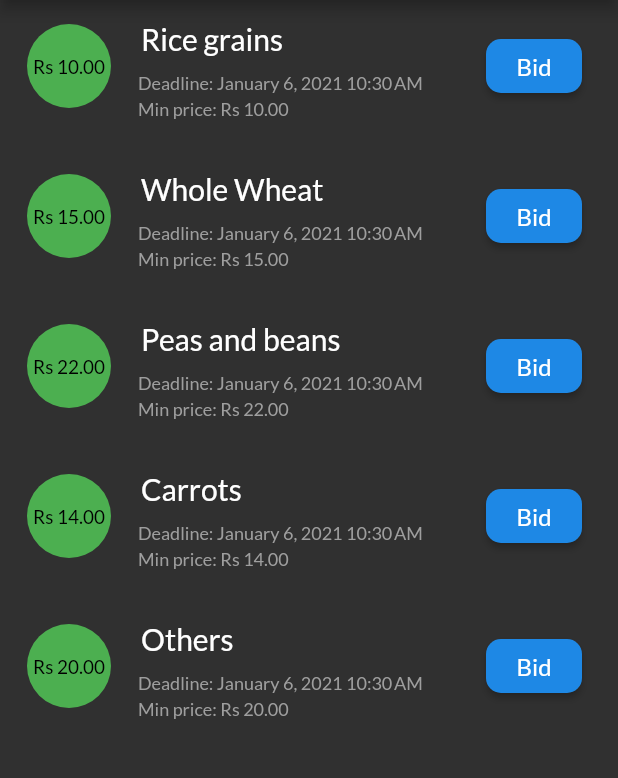
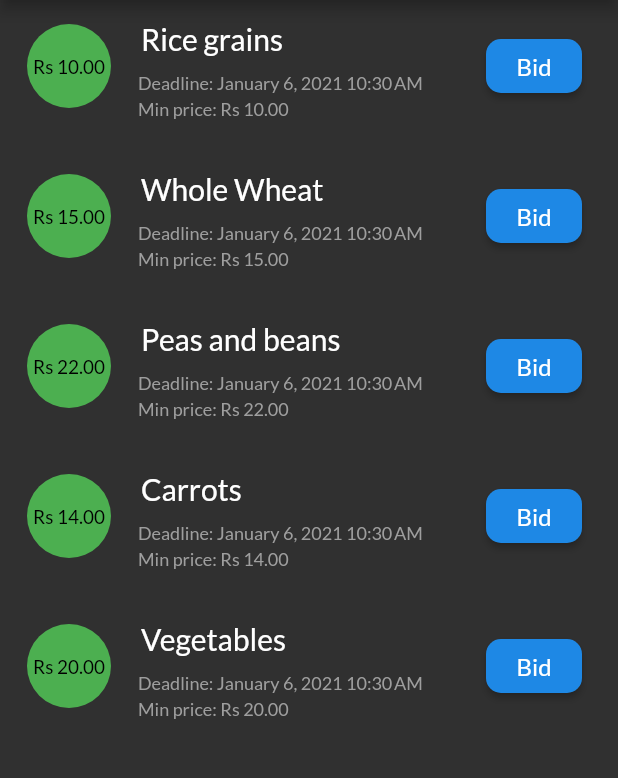
Before and after one commit to holadost/farmtotable, a Flutter app: the AuctionsOverviewScreen screen opened by its route, on a phone screen of 412 x 824 dp, the part 84-862 px from its top. Run offline on Flutter 3.47's test engine with Material 2 defaults, Android fonts, the phone set to English and light mode, and no system bars; network calls fail.

```diff
--- a/dart/farmtotable/frodo/lib/data/dummy_auctions.dart
+++ b/dart/farmtotable/frodo/lib/data/dummy_auctions.dart
@@ -2,6 +2,7 @@ import '../models/auction_item.dart';
 
 var DUMMY_AUCTIONS = <AuctionItem>[
   AuctionItem(
+      itemDescription: "Rice is the seed of the grass species Oryza glaberrima (African rice) or Oryza sativa (Asian rice). As a cereal grain, it is the most widely consumed staple food for a large part of the world's human population, especially in Asia and Africa. It is the agricultural commodity with the third-highest worldwide production (rice, 741.5 million tonnes in 2014), after sugarcane (1.9 billion tonnes) and maize (1.0 billion tonnes).",
       auctionID: 1,
       itemID: "Item1",
       itemName: "Rice grains",
@@ -10,6 +11,7 @@ var DUMMY_AUCTIONS = <AuctionItem>[
       auctionStartTime: DateTime.now(),
       minBid: 10.00),
   AuctionItem(
+      itemDescription: "Wheat is a grass widely cultivated for its seed, a cereal grain which is a worldwide staple food.[2][3][4] The many species of wheat together make up the genus Triticum; the most widely grown is common wheat (T. aestivum). The archaeological record suggests that wheat was first cultivated in the regions of the Fertile Crescent around 9600 BCE. Botanically, the wheat kernel is a type of fruit called a caryopsis.",
       auctionID: 2,
       itemID: "Item2",
       itemName: "Whole Wheat",
@@ -18,6 +20,7 @@ var DUMMY_AUCTIONS = <AuctionItem>[
       auctionStartTime: DateTime.now(),
       minBid: 15.00),
   AuctionItem(
+      itemDescription: "The pea is most commonly the small spherical seed or the seed-pod of the pod fruit Pisum sativum. Each pod contains several peas, which can be green or yellow. Botanically, pea pods are fruit,[2] since they contain seeds and develop from the ovary of a (pea) flower. The name is also used to describe other edible seeds from the Fabaceae such as the pigeon pea (Cajanus cajan), the cowpea (Vigna unguiculata), and the seeds from several species of Lathyrus.",
       auctionID: 3,
       itemID: "Item3",
       itemName: "Peas and beans",
@@ -26,6 +29,7 @@ var DUMMY_AUCTIONS = <AuctionItem>[
       auctionStartTime: DateTime.now(),
       minBid: 22.00),
   AuctionItem(
+      itemDescription: "The carrot (Daucus carota subsp. sativus) is a root vegetable, usually orange in color, though purple, black, red, white, and yellow cultivars exist.[2][3][4] They are a domesticated form of the wild carrot, Daucus carota, native to Europe and Southwestern Asia. The plant probably originated in Persia and was originally cultivated for its leaves and seeds. The most commonly eaten part of the plant is the taproot, although the stems and leaves are also eaten. The domestic carrot has been selectively bred for its greatly enlarged, more palatable, less woody-textured taproot.",
       auctionID: 4,
       itemID: "Item4",
       itemName: "Carrots",
@@ -34,9 +38,10 @@ var DUMMY_AUCTIONS = <AuctionItem>[
       auctionStartTime: DateTime.now(),
       minBid: 14.00),
   AuctionItem(
+      itemDescription: "Vegetables are parts of plants that are consumed by humans or other animals as food. The original meaning is still commonly used and is applied to plants collectively to refer to all edible plant matter, including the flowers, fruits, stems, leaves, roots, and seeds. The alternate definition of the term is applied somewhat arbitrarily, often by culinary and cultural tradition. It may exclude foods derived from some plants that are fruits, flowers, nuts, and cereal grains, but include savoury fruits such as tomatoes and courgettes, flowers such as broccoli, and seeds such as pulses.",
       auctionID: 5,
       itemID: "Item5",
-      itemName: "Others",
+      itemName: "Vegetables",
       itemQty: 500,
       auctionDurationSecs: Duration(seconds: 3600),
       auctionStartTime: DateTime.now(),
--- a/dart/farmtotable/frodo/lib/models/auction_item.dart
+++ b/dart/farmtotable/frodo/lib/models/auction_item.dart
@@ -4,12 +4,14 @@ class AuctionItem {
   final int auctionID;
   final String itemID;
   final String itemName;
+  final String itemDescription;
   final int itemQty;
   final DateTime auctionStartTime;
   final Duration auctionDurationSecs;
   final double minBid;
 
   AuctionItem({
+    @required this.itemDescription,
     @required this.auctionID,
     @required this.itemID,
     @required this.itemName,
```
Also changed, not shown: dart/farmtotable/frodo/lib/screens/item_auction_screen.dart (+57 -4 lines), dart/farmtotable/frodo/pubspec.yaml (+28 -0 lines), dart/farmtotable/frodo/assets/fonts/OpenSans-Bold.ttf (added), dart/farmtotable/frodo/assets/fonts/OpenSans-Regular.ttf (added), dart/farmtotable/frodo/assets/fonts/Quicksand-Bold.ttf (added), dart/farmtotable/frodo/assets/fonts/Quicksand-Light.ttf (added), dart/farmtotable/frodo/assets/fonts/Quicksand-Medium.ttf (added), dart/farmtotable/frodo/assets/fonts/Quicksand-Regular.ttf (added), dart/farmtotable/frodo/assets/fonts/Raleway-Black.ttf (added), dart/farmtotable/frodo/assets/fonts/Raleway-Bold.ttf (added), dart/farmtotable/frodo/assets/fonts/Raleway-Regular.ttf (added), dart/farmtotable/frodo/assets/fonts/RobotoCondensed-Bold.ttf (added), dart/farmtotable/frodo/assets/fonts/RobotoCondensed-Italic.ttf (added), dart/farmtotable/frodo/assets/fonts/RobotoCondensed-Light.ttf (added), 1 more files.
